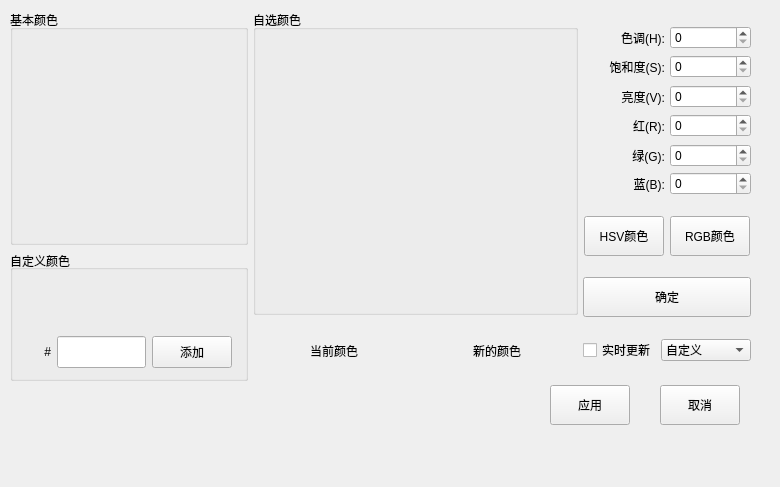
The window that Qt/Resources/UI/ColorManager.ui (hu-shuhan/editOpeniGame) describes before a commit, drawn with Qt 5.
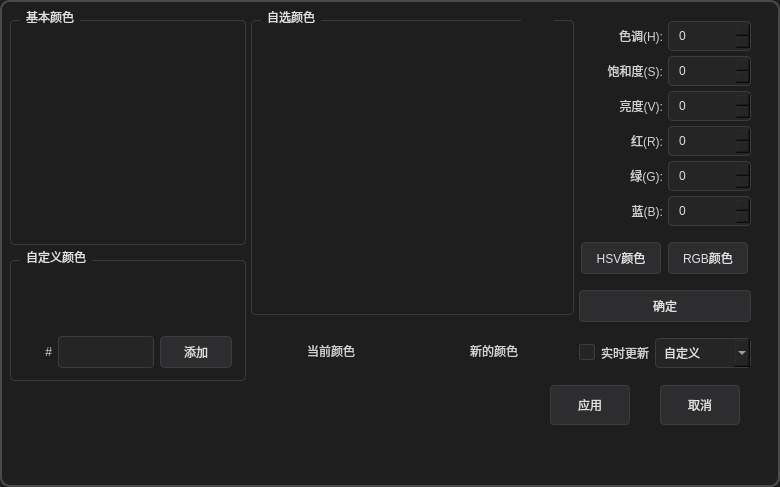
The same window after the commit. Custom widgets are drawn as their Qt base class.

Commit message: 优化矢量场、流场、标量场颜色映射窗口的界面样式与布局,优化滚动条

Patch:
```diff
--- a/Qt/Resources/UI/ColorManager.ui
+++ b/Qt/Resources/UI/ColorManager.ui
@@ -13,6 +13,68 @@
   <property name="windowTitle">
    <string>Form</string>
   </property>
+  <property name="styleSheet">
+   <string notr="true">QWidget#ColorManager {
+    background-color: #1E1E1E;
+    color: #D0D0D0;
+    border: 2px solid #4A4A4A;
+    border-radius: 10px;
+}
+QWidget {
+    background-color: #1E1E1E;
+    color: #D0D0D0;
+}
+QGroupBox {
+    border: 1px solid #3A3A3A;
+    border-radius: 4px;
+    margin-top: 10px;
+    padding-top: 8px;
+}
+QGroupBox::title {
+    subcontrol-origin: margin;
+    left: 10px;
+    padding: 0 4px;
+    color: #E0E0E0;
+}
+QLineEdit, QSpinBox, QComboBox {
+    background-color: #252526;
+    color: #E0E0E0;
+    border: 1px solid #3C3C3C;
+    border-radius: 4px;
+    min-height: 28px;
+    padding: 0 8px;
+}
+QLineEdit:focus, QSpinBox:focus, QComboBox:focus {
+    border: 1px solid #0E639C;
+}
+QPushButton {
+    background-color: #2D2D30;
+    color: #E0E0E0;
+    border: 1px solid #3C3C3C;
+    border-radius: 4px;
+    min-height: 30px;
+    padding: 0 10px;
+}
+QPushButton:hover { background-color: #3A3A3D; }
+QPushButton:pressed { background-color: #45454A; }
+QCheckBox {
+    spacing: 6px;
+}
+QCheckBox::indicator {
+    width: 14px;
+    height: 14px;
+}
+QCheckBox::indicator:unchecked {
+    background-color: #252526;
+    border: 1px solid #3C3C3C;
+    border-radius: 2px;
+}
+QCheckBox::indicator:checked {
+    background-color: #0E639C;
+    border: 1px solid #0E639C;
+    border-radius: 2px;
+}</string>
+  </property>
   <widget class="QWidget" name="layoutWidget">
    <property name="geometry">
     <rect>
```
The commit also changes 5 other files.
